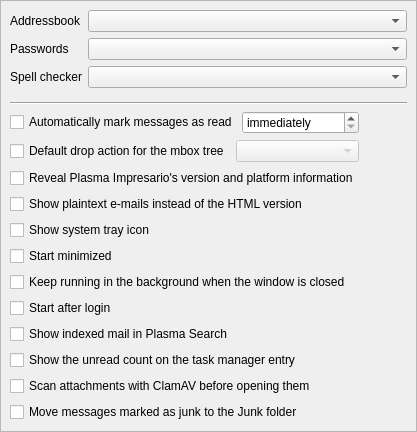
Old version of the form src/Gui/SettingsGeneralPage.ui in the repository mikepadiernos/plasma-impresario.
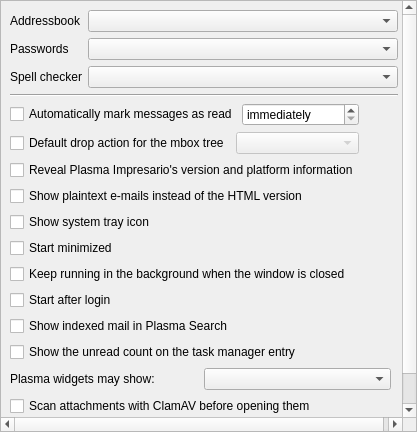
New version of the form.

Commit message: feat(gui): choose what Plasma widgets may show in General settings (#245)

```diff
--- a/src/Gui/SettingsGeneralPage.ui
+++ b/src/Gui/SettingsGeneralPage.ui
@@ -215,6 +215,34 @@
      </widget>
     </item>
     <item row="15" column="0" colspan="2">
+     <layout class="QHBoxLayout" name="plasmaWidgetsLayout">
+      <item>
+       <widget class="QLabel" name="guiPlasmaWidgetsLabel">
+        <property name="text">
+         <string>Plasma widgets may show:</string>
+        </property>
+        <property name="buddy">
+         <cstring>guiPlasmaWidgetsBox</cstring>
+        </property>
+       </widget>
+      </item>
+      <item>
+       <widget class="QComboBox" name="guiPlasmaWidgetsBox">
+        <property name="toolTip">
+         <string>What the optional Plasma Impresario widgets on the desktop or panel learn while the application runs. Senders and subjects come only from accounts with an offline search index; message text is never shared.</string>
+        </property>
+       </widget>
+      </item>
+      <item>
+       <spacer name="plasmaWidgetsSpacer">
+        <property name="orientation">
+         <enum>Qt::Orientation::Horizontal</enum>
+        </property>
+       </spacer>
+      </item>
+     </layout>
+    </item>
+    <item row="16" column="0" colspan="2">
      <widget class="QCheckBox" name="guiScanAttachmentsCheckbox">
       <property name="toolTip">
        <string>Before an attachment opens in another application, its content is sent to the ClamAV daemon (clamd) on this computer. Nothing leaves the computer. A threat blocks opening; when clamd cannot be reached or cannot decide, you are asked first. The socket is found automatically, or set with ClamdSocket in the MailSafety group of plasma-impresariorc.</string>
@@ -224,7 +252,7 @@
       </property>
      </widget>
     </item>
-    <item row="16" column="0" colspan="2">
+    <item row="17" column="0" colspan="2">
      <widget class="QCheckBox" name="guiMoveJunkCheckbox">
       <property name="toolTip">
        <string>Marking a message as junk also moves it to the account's Junk folder, so that a spam filter on the server can learn from it. Marking a message in the Junk folder as not junk moves it to the inbox.</string>
```
The commit also changes 1 other file.
